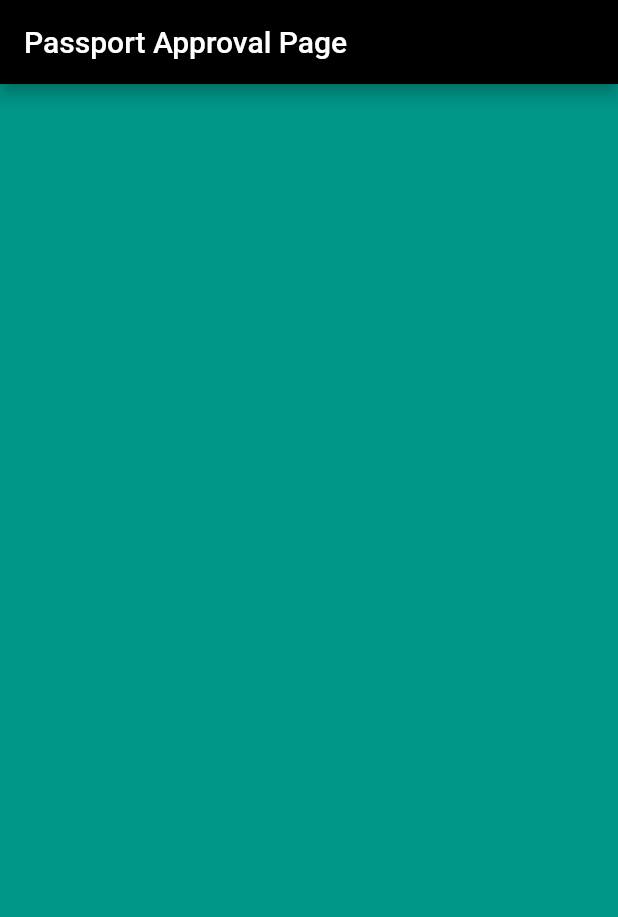
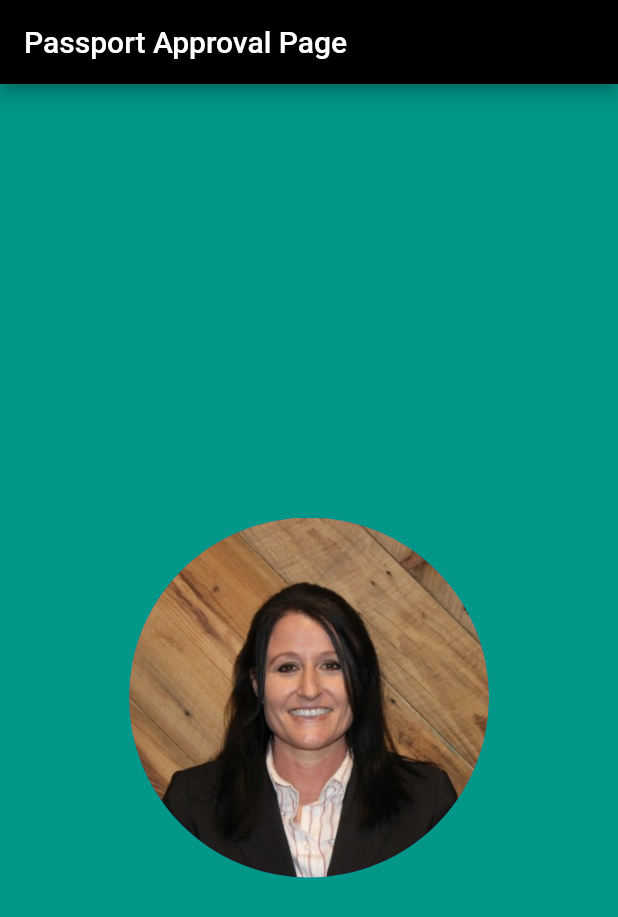
Before and after one commit to apphow/start_to_finish, a Flutter app: the screen it shows after launch, on a phone screen of 412 x 824 dp. Shown: the top 917 px of the screen. Run offline on Flutter 3.47's test engine with Material 2 defaults, Android fonts, the phone set to English and light mode, and no system bars.

Commit message:
created SafeArea, paddinging and center Alignment for the CircleAvatar. Added images directory and backgroundImage

```diff
--- a/lib/main.dart
+++ b/lib/main.dart
@@ -10,12 +10,24 @@ class MyPassport extends StatelessWidget {
   Widget build(BuildContext context) {
     return MaterialApp(
       home: Scaffold(
-        backgroundColor: Colors.teal,
-        appBar: AppBar(
-          backgroundColor: Colors.black,
-          title: Text('Passport Approval Page'),
-        ),
-      ),
+          backgroundColor: Colors.teal,
+          appBar: AppBar(
+            backgroundColor: Colors.black,
+            title: Text('Passport Approval Page'),
+          ),
+          body: SafeArea(
+              child: Center(
+                  child: Padding(
+                      padding: EdgeInsets.only(top: 50.0),
+                      child: Column(
+                        mainAxisAlignment: MainAxisAlignment.center,
+                        children: <Widget>[
+                          CircleAvatar(
+                              radius: 120.0,
+                              backgroundImage:
+                                  AssetImage('images/mesjpeg.jpeg')),
+                        ],
+                      ))))),
     );
   }
 }
```
Also changed, not shown: pubspec.yaml (+2 -15 lines), images/mesjpeg.jpeg (added).
